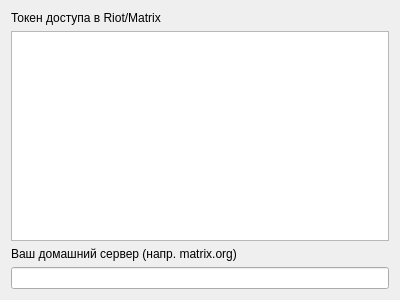
Above: ui/accesstokenpage.ui from rkfg/mxstickers before the change. Below: the same form after it.
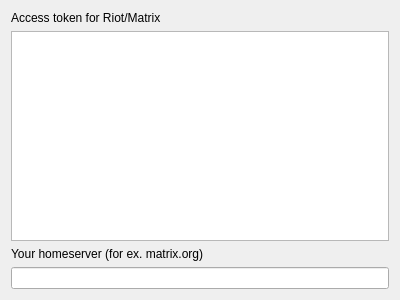
That is the form after the change.

The edit to the form file:
```diff
--- a/ui/accesstokenpage.ui
+++ b/ui/accesstokenpage.ui
@@ -20,7 +20,7 @@
    <item row="0" column="0">
     <widget class="QLabel" name="l_access_token">
      <property name="text">
-      <string>Токен доступа в Riot/Matrix</string>
+      <string>Access token for Riot/Matrix</string>
      </property>
     </widget>
    </item>
@@ -30,7 +30,7 @@
    <item row="2" column="0">
     <widget class="QLabel" name="l_server">
      <property name="text">
-      <string>Ваш домашний сервер (напр. matrix.org)</string>
+      <string>Your homeserver (for ex. matrix.org)</string>
      </property>
     </widget>
    </item>
```
Left out of the diff: 3 changed lines with no effect on the pictures.
